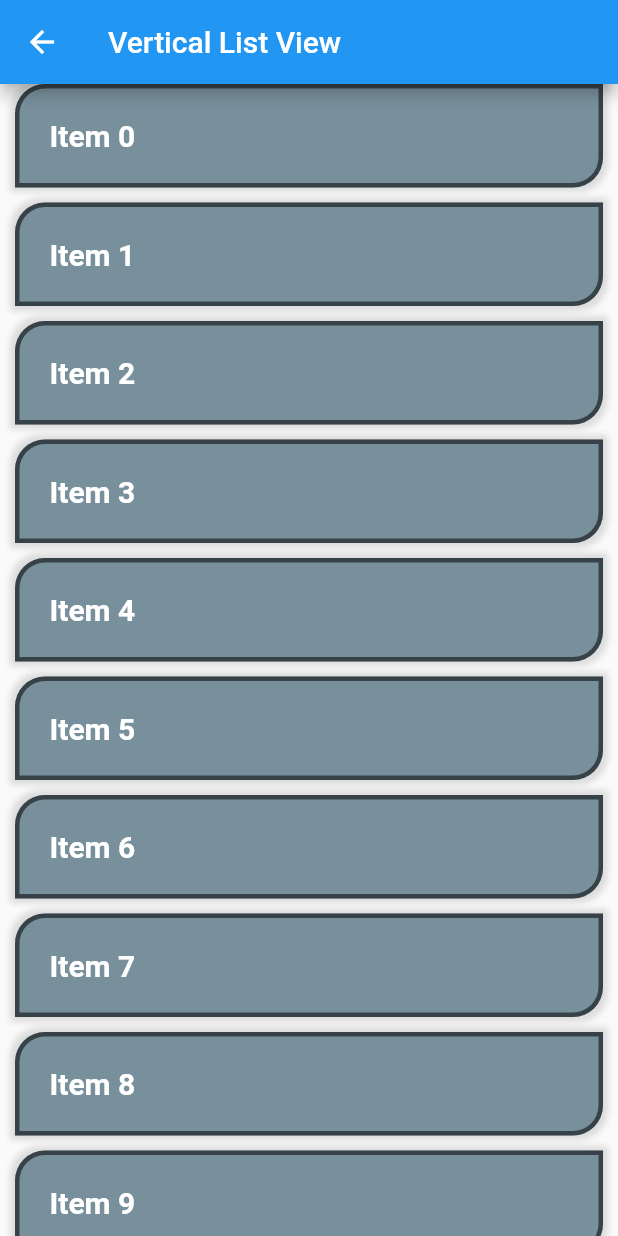
After one commit to ChandravirRaj/lodhi_info_tech, a Flutter app: the screen it shows after launch, after a tap on "List View ListViewBuilder", on a phone screen of 412 x 824 dp. The commit adds this screen. Run offline on Flutter 3.47's test engine with Material 2 defaults, Android fonts, the light colour scheme and no system bars.

Commit message:
vertical recyclerview with 10000 date using ListViewBuilder

```diff
--- a/lib/home/home_screen.dart
+++ b/lib/home/home_screen.dart
@@ -1,7 +1,8 @@
 import 'package:flutter/material.dart';
 import 'package:lodhi_info_tech/practice/my_container.dart';
-import 'package:lodhi_info_tech/practice/tut_list_tiles.dart';
+import 'package:lodhi_info_tech/practice/tut_static_list_view.dart';
 import 'package:lodhi_info_tech/practice/tut_margin_padding.dart';
+import 'package:lodhi_info_tech/practice/tut_vertical_list_view.dart';
 
 class MyHomePage extends StatefulWidget {
   const MyHomePage({super.key, required this.title});
@@ -150,7 +151,7 @@ class _MyHomePageState extends State<MyHomePage> {
                   ),
                   Expanded(
                     child: InkWell(
-                      onTap: () => {_moveToContainerDecoration()},
+                      onTap: () => {_moveToVerticalListView()},
                       child: Container(
                         height: 130,
                         margin:
@@ -172,10 +173,10 @@ class _MyHomePageState extends State<MyHomePage> {
                           width: double.infinity,
                           height: double.infinity,
                           child: const Padding(
-                            padding: EdgeInsets.all(30.0),
+                            padding: EdgeInsets.all(20.0),
                             child: Center(
                               child: Text(
-                                "Padding And Margin",
+                                "List View ListViewBuilder",
                                 textAlign: TextAlign.center,
                                 style: TextStyle(
                                   color: Colors.white,
@@ -548,4 +549,11 @@ class _MyHomePageState extends State<MyHomePage> {
       return const MyListTile();
     }));
   }
+
+  void _moveToVerticalListView() {
+    print("--------_moveToVerticalListView---------");
+    Navigator.push(context, MaterialPageRoute(builder: (context) {
+      return const MyVerticalListView();
+    }));
+  }
 }
--- /dev/null
+++ b/lib/practice/tut_vertical_list_view.dart
@@ -0,0 +1,54 @@
+import 'package:flutter/material.dart';
+
+class MyVerticalListView extends StatefulWidget {
+  const MyVerticalListView({super.key});
+
+  @override
+  State<MyVerticalListView> createState() => _MyVerticalListViewState();
+}
+
+class _MyVerticalListViewState extends State<MyVerticalListView> {
+  var arrNames =  List<String>.generate(10000, (i) => 'Item $i');
+
+  @override
+  Widget build(BuildContext context) {
+    return Scaffold(
+      appBar: AppBar(
+        title: const Text("Vertical List View"),
+      ),
+      body: ListView.builder(
+        itemCount: arrNames.length,
+        itemBuilder: (context, index) {
+          return Padding(
+            padding: const EdgeInsets.only(left: 10,bottom: 10,right: 10),
+            child: Container(
+              decoration: BoxDecoration(
+                  color: Colors.blueGrey.shade400,
+                  shape: BoxShape.rectangle,
+                  border: Border.all(width: 3, color: Colors.black54),
+                  borderRadius: const BorderRadius.only(
+                      topLeft: Radius.elliptical(20, 20),
+                      bottomRight: Radius.elliptical(20, 20)),
+                  boxShadow: const [
+                    BoxShadow(
+                        color: Colors.black12,
+                        blurRadius: 3.0,
+                        spreadRadius: 3.0),
+                  ]),
+              child: Padding(
+                padding: const EdgeInsets.all(20.0),
+                child: Text(
+                  arrNames[index],
+                  style: const TextStyle(
+                      color: Colors.white,
+                      fontSize: 20,
+                      fontWeight: FontWeight.bold),
+                ),
+              ),
+            ),
+          );
+        },
+      ),
+    );
+  }
+}
```
Also changed, not shown: lib/practice/tut_static_list_view.dart (renamed from lib/practice/tut_list_tiles.dart).
